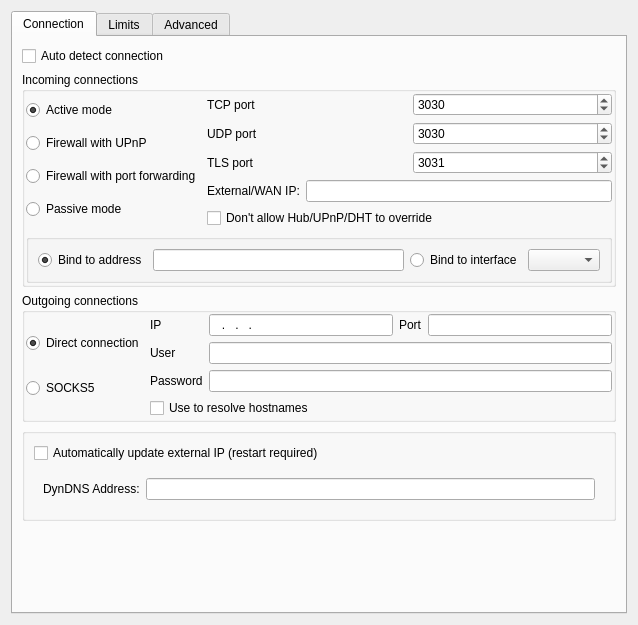
Delitants/eiskaltdcpp, file eiskaltdcpp-qt/ui/UISettingsConnection.ui: the form before one commit.
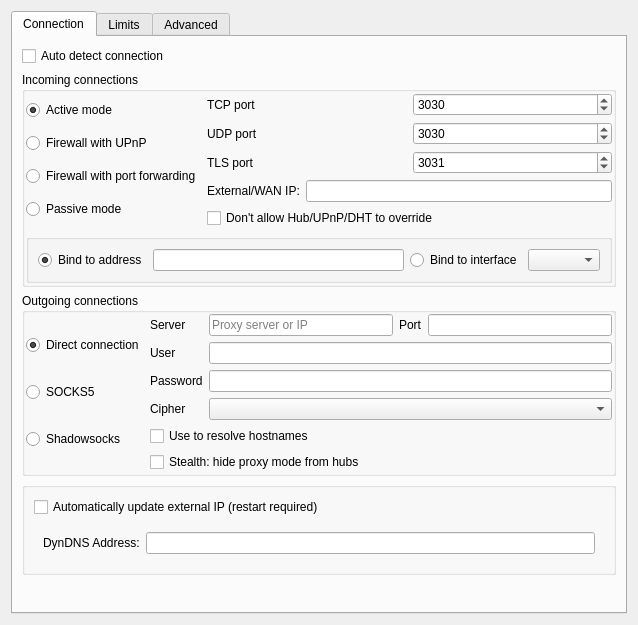
The form after the commit. Custom widgets are drawn as their Qt base class.

Patch:
```diff
--- a/eiskaltdcpp-qt/ui/UISettingsConnection.ui
+++ b/eiskaltdcpp-qt/ui/UISettingsConnection.ui
@@ -343,6 +343,17 @@
                </property>
               </widget>
              </item>
+             <item row="3" column="0">
+              <widget class="QRadioButton" name="radioButton_SHADOWSOCKS">
+               <property name="toolTip">
+                <string>Select this mode if you want outbound TCP connections to use
+a Shadowsocks AEAD server.</string>
+               </property>
+               <property name="text">
+                <string>Shadowsocks</string>
+               </property>
+              </widget>
+             </item>
             </layout>
            </widget>
           </item>
@@ -369,8 +380,8 @@
              </property>
              <item row="0" column="1">
               <widget class="LineEdit" name="lineEdit_SIP">
-               <property name="inputMask">
-                <string notr="true">000.000.000.000</string>
+               <property name="placeholderText">
+                <string>Proxy server or IP</string>
                </property>
               </widget>
              </item>
@@ -383,7 +394,7 @@
              <item row="0" column="0">
               <widget class="QLabel" name="label_5">
                <property name="text">
-                <string>IP</string>
+                <string>Server</string>
                </property>
               </widget>
              </item>
@@ -421,13 +432,34 @@
                </property>
               </widget>
              </item>
-             <item row="4" column="0" colspan="4">
+             <item row="4" column="0">
+              <widget class="QLabel" name="label_SHADOWSOCKS_METHOD">
+               <property name="text">
+                <string>Cipher</string>
+               </property>
+              </widget>
+             </item>
+             <item row="4" column="1" colspan="3">
+              <widget class="QComboBox" name="comboBox_SHADOWSOCKS_METHOD"/>
+             </item>
+             <item row="5" column="0" colspan="4">
               <widget class="QCheckBox" name="checkBox_RESOLVE">
                <property name="text">
                 <string>Use to resolve hostnames</string>
                </property>
               </widget>
              </item>
+             <item row="6" column="0" colspan="4">
+              <widget class="QCheckBox" name="checkBox_SOCKS_STEALTH">
+               <property name="toolTip">
+                <string>Do not advertise SOCKS5 proxy mode in NMDC $MyINFO.
+When enabled, hubs see normal active/passive mode instead of M:5.</string>
+               </property>
+               <property name="text">
+                <string>Stealth: hide proxy mode from hubs</string>
+               </property>
+              </widget>
+             </item>
             </layout>
            </widget>
           </item>
```
